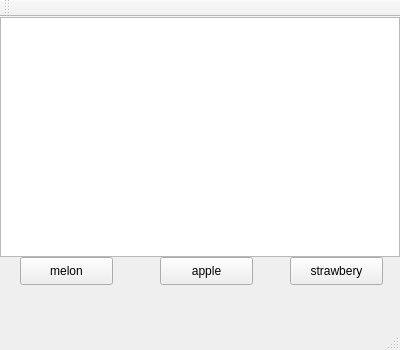
The window that mainwindow.ui (Kuan991003/Qtsample) describes before a commit, drawn with Qt 5.
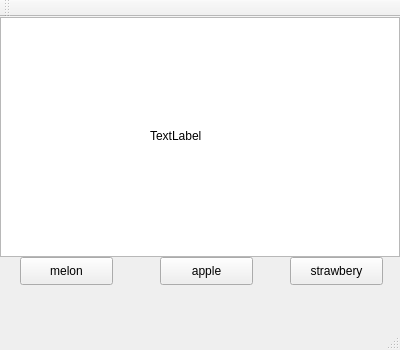
The same window after the commit.

Commit message: 正解不正解の表示

The edit to the form file:
```diff
--- a/mainwindow.ui
+++ b/mainwindow.ui
@@ -63,6 +63,19 @@
      </rect>
     </property>
    </widget>
+   <widget class="QLabel" name="labeljudge">
+    <property name="geometry">
+     <rect>
+      <x>150</x>
+      <y>110</y>
+      <width>75</width>
+      <height>18</height>
+     </rect>
+    </property>
+    <property name="text">
+     <string>TextLabel</string>
+    </property>
+   </widget>
   </widget>
   <widget class="QMenuBar" name="menuBar">
    <property name="geometry">
```
The commit also changes 1 other file.
